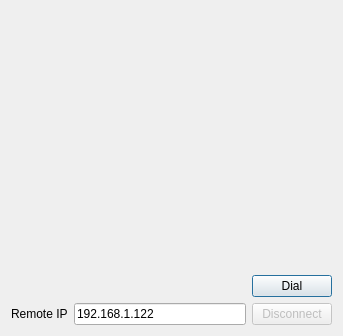
Before: the Qt Designer form dialog.ui in gfreezy/armphone, drawn with Qt 5.
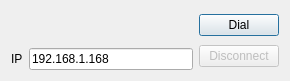
After: the same form once the commit is applied.

Patch:
```diff
--- a/dialog.ui
+++ b/dialog.ui
@@ -6,8 +6,8 @@
    <rect>
     <x>0</x>
     <y>0</y>
-    <width>343</width>
-    <height>336</height>
+    <width>290</width>
+    <height>81</height>
    </rect>
   </property>
   <property name="windowTitle">
@@ -16,23 +16,6 @@
   <property name="modal">
    <bool>false</bool>
   </property>
-  <layout class="QGridLayout" name="gridLayout_2">
-   <item row="0" column="0">
-    <widget class="QLabel" name="label_video">
-     <property name="minimumSize">
-      <size>
-       <width>320</width>
-       <height>240</height>
-      </size>
-     </property>
-     <property name="text">
-      <string/>
-     </property>
-    </widget>
-   </item>
-   <item row="1" column="0">
-    <layout class="QHBoxLayout" name="horizontalLayout">
-     <item>
       <layout class="QGridLayout" name="gridLayout">
        <item row="0" column="0" colspan="2">
         <widget class="QLabel" name="status">
@@ -41,23 +24,7 @@
          </property>
         </widget>
        </item>
-       <item row="1" column="0">
-        <widget class="QLabel" name="label_2">
-         <property name="text">
-          <string>Remote IP</string>
-         </property>
-        </widget>
-       </item>
-       <item row="1" column="1">
-        <widget class="QLineEdit" name="remote_ip">
-         <property name="text">
-          <string>192.168.1.122</string>
-         </property>
-        </widget>
-       </item>
-      </layout>
-     </item>
-     <item>
+   <item row="0" column="2" rowspan="2">
       <layout class="QVBoxLayout" name="verticalLayout">
        <item>
         <widget class="QPushButton" name="btn_dial">
@@ -78,7 +45,19 @@
        </item>
       </layout>
      </item>
-    </layout>
+   <item row="1" column="0">
+    <widget class="QLabel" name="label_2">
+     <property name="text">
+      <string>IP</string>
+     </property>
+    </widget>
+   </item>
+   <item row="1" column="1">
+    <widget class="QLineEdit" name="remote_ip">
+     <property name="text">
+      <string>192.168.1.168</string>
+     </property>
+    </widget>
    </item>
   </layout>
  </widget>
```
Lines whose indentation alone changed are shown as unchanged.
